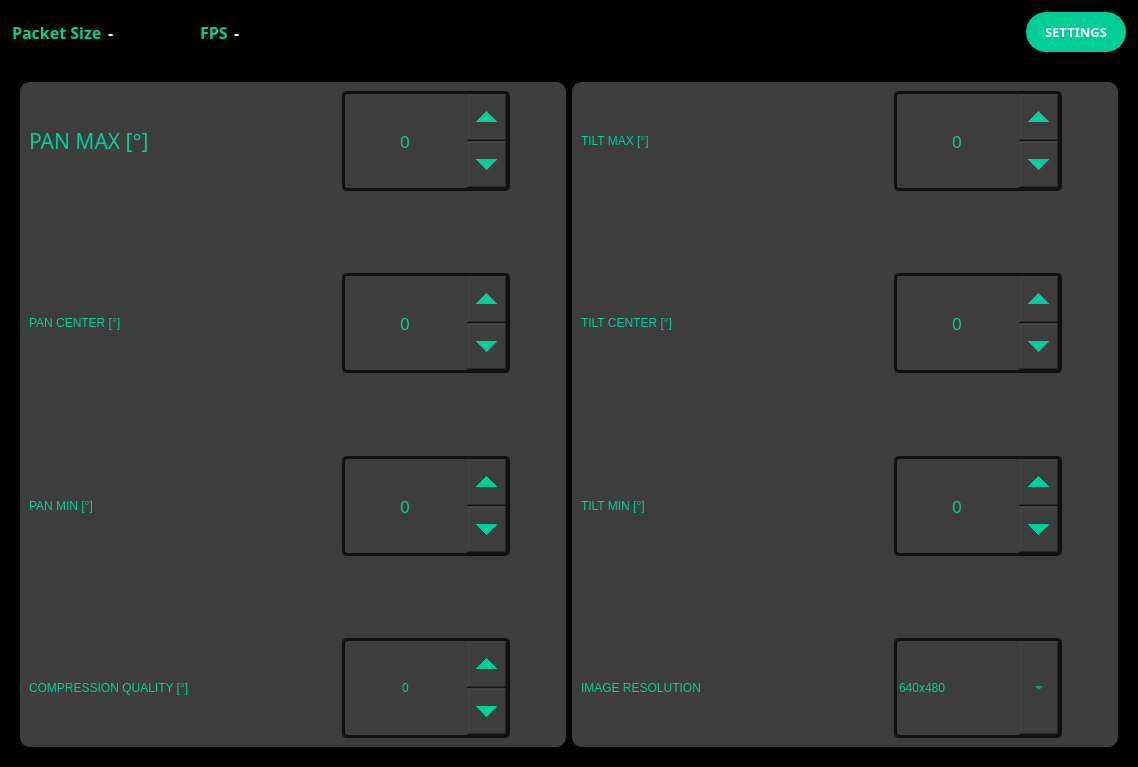
Qt form source/controller/GUI-4G-CAR-DEF_#2.ui (jpriverar/smart-4g-rc-car) before a commit.
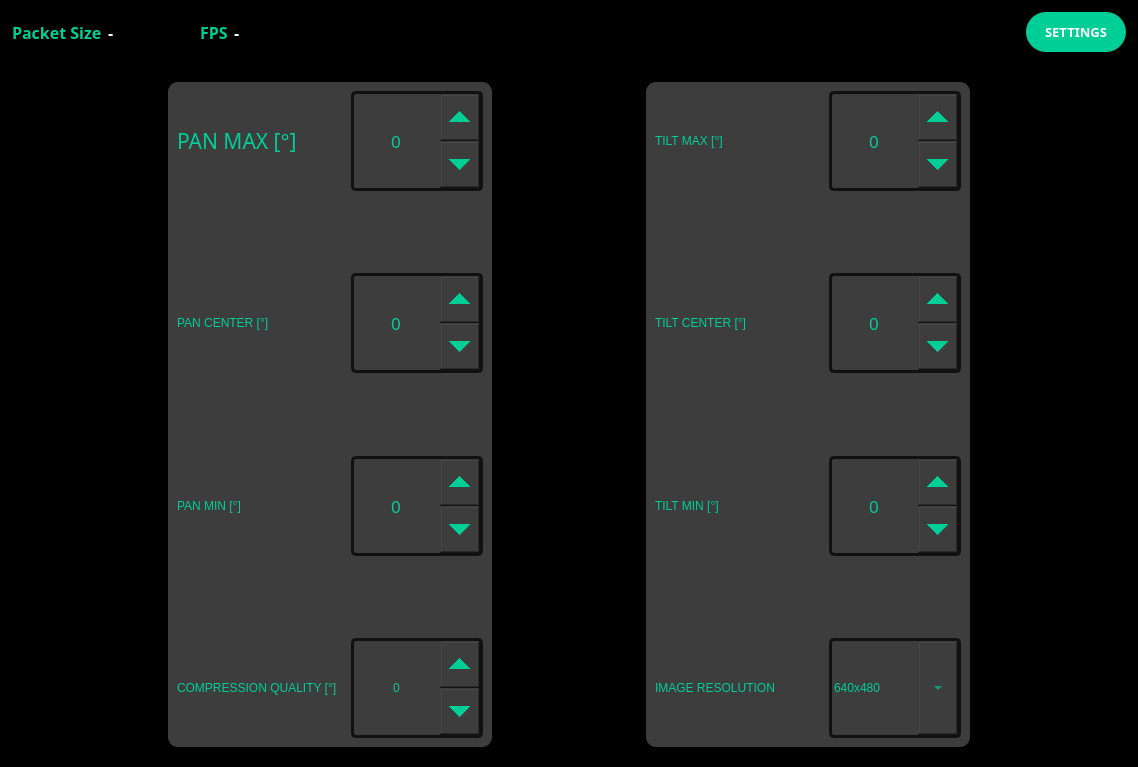
The same form after that commit. The open tabs and pages were chosen to show the change.

Commit message: GUI label_gps added in .ui and gps function added in main_frame

Patch:
```diff
--- a/source/controller/GUI-4G-CAR-DEF_#2.ui
+++ b/source/controller/GUI-4G-CAR-DEF_#2.ui
@@ -3168,6 +3168,19 @@
             </widget>
             <widget class="QWidget" name="page_CAMERA">
              <layout class="QHBoxLayout" name="horizontalLayout_2">
+              <item>
+               <spacer name="horizontalSpacer_2">
+                <property name="orientation">
+                 <enum>Qt::Horizontal</enum>
+                </property>
+                <property name="sizeHint" stdset="0">
+                 <size>
+                  <width>40</width>
+                  <height>20</height>
+                 </size>
+                </property>
+               </spacer>
+              </item>
               <item>
                <widget class="QFrame" name="frame_PAN">
                 <property name="styleSheet">
@@ -3303,7 +3316,7 @@
                       <widget class="QSpinBox" name="pan_max_spinbox">
                        <property name="minimumSize">
                         <size>
-                         <width>168</width>
+                         <width>132</width>
                          <height>100</height>
                         </size>
                        </property>
@@ -3622,7 +3635,7 @@
                       <widget class="QSpinBox" name="pan_center_spinbox">
                        <property name="minimumSize">
                         <size>
-                         <width>168</width>
+                         <width>132</width>
                          <height>100</height>
                         </size>
                        </property>
@@ -3935,7 +3948,7 @@
                       <widget class="QSpinBox" name="pan_min_spinbox">
                        <property name="minimumSize">
                         <size>
-                         <width>168</width>
+                         <width>132</width>
                          <height>100</height>
                         </size>
                        </property>
@@ -4248,7 +4261,7 @@
                       <widget class="QSpinBox" name="compression_quality_spinbox">
                        <property name="minimumSize">
                         <size>
-                         <width>168</width>
+                         <width>132</width>
                          <height>100</height>
                         </size>
                        </property>
@@ -4542,6 +4555,19 @@
                 </layout>
                </widget>
               </item>
+              <item>
+               <spacer name="horizontalSpacer_8">
+                <property name="orientation">
+                 <enum>Qt::Horizontal</enum>
+                </property>
+                <property name="sizeHint" stdset="0">
+                 <size>
+                  <width>40</width>
+                  <height>20</height>
+                 </size>
+                </property>
+               </spacer>
+              </item>
               <item>
                <widget class="QFrame" name="frame_TILT">
                 <property name="styleSheet">
@@ -4667,7 +4693,7 @@
                       <widget class="QSpinBox" name="tilt_max_spinbox">
                        <property name="minimumSize">
                         <size>
-                         <width>168</width>
+                         <width>132</width>
                          <height>100</height>
                         </size>
                        </property>
@@ -4980,7 +5006,7 @@
                       <widget class="QSpinBox" name="tilt_center_spinbox">
                        <property name="minimumSize">
                         <size>
-                         <width>168</width>
+                         <width>132</width>
                          <height>100</height>
                         </size>
                        </property>
@@ -5293,7 +5319,7 @@
                       <widget class="QSpinBox" name="tilt_min_spinbox">
                        <property name="minimumSize">
                         <size>
-                         <width>168</width>
+                         <width>132</width>
                          <height>100</height>
                         </size>
                        </property>
@@ -5606,7 +5632,7 @@
                       <widget class="QComboBox" name="image_resolution_options">
                        <property name="minimumSize">
                         <size>
-                         <width>168</width>
+                         <width>132</width>
                          <height>100</height>
                         </size>
                        </property>
@@ -5661,6 +5687,19 @@
                 </layout>
                </widget>
               </item>
+              <item>
+               <spacer name="horizontalSpacer_9">
+                <property name="orientation">
+                 <enum>Qt::Horizontal</enum>
+                </property>
+                <property name="sizeHint" stdset="0">
+                 <size>
+                  <width>40</width>
+                  <height>20</height>
+                 </size>
+                </property>
+               </spacer>
+              </item>
              </layout>
             </widget>
            </widget>
```
Left out of the diff: 33 changed lines with no effect on the pictures. The commit also changes 1 other file.
